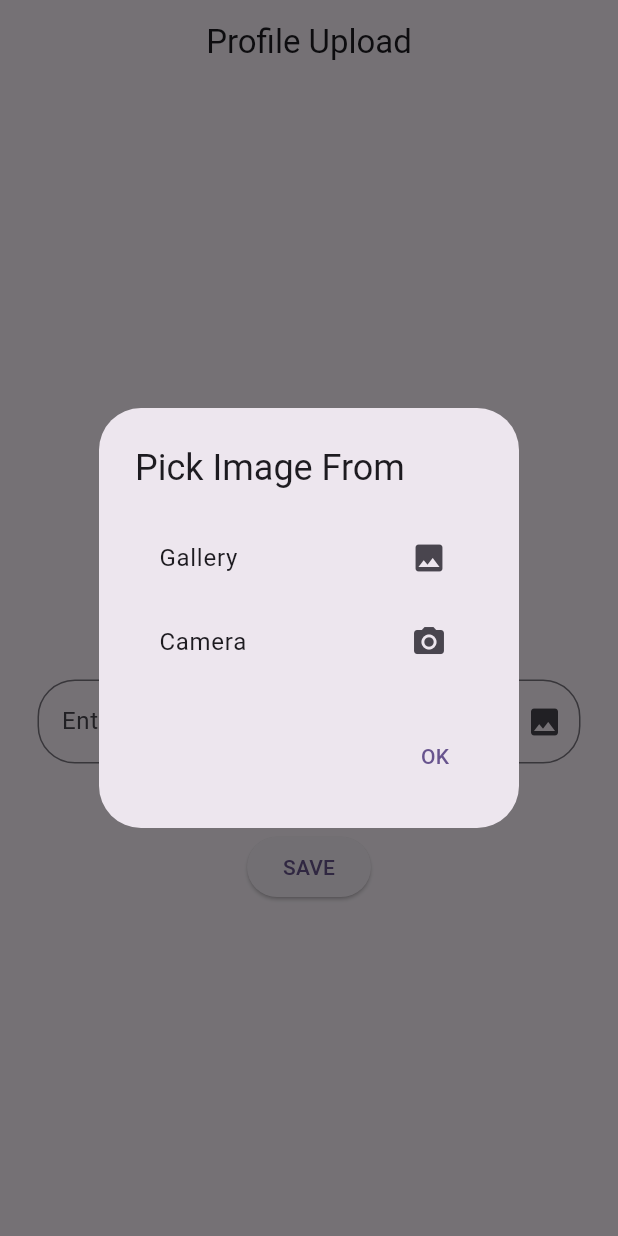
After one commit to G00DCode/smita_firebase, a Flutter app: the ProfileUpload screen opened directly, after a tap on the "person" icon, on a phone screen of 412 x 824 dp. The commit adds this screen. Run offline on Flutter 3.47's test engine with Material 3 defaults, Android fonts, the phone set to English and light mode, and no system bars; our stand-ins replace cloud_firestore, firebase_auth, firebase_core, image_picker; accounts and stored records are empty; network calls fail.

Commit message:
image_picker

```diff
--- /dev/null
+++ b/lib/Screens/profile_upload.dart
@@ -0,0 +1,109 @@
+import 'dart:io';
+import 'dart:math';
+import 'package:image_picker/image_picker.dart';
+import 'package:flutter/material.dart';
+import 'package:smita_firebase/Widgets/uihelper.dart';
+
+class ProfileUpload extends StatefulWidget {
+  const ProfileUpload({super.key});
+
+  @override
+  State<ProfileUpload> createState() => _ProfileUploadState();
+}
+
+class _ProfileUploadState extends State<ProfileUpload> {
+  TextEditingController imageController=TextEditingController();
+  File? pickedImage;
+
+  _showAlert(){
+    return showDialog(context: context, builder: (BuildContext context){
+      return AlertDialog(
+        title: Text("Pick Image From"),
+        content: Column(
+          mainAxisSize: MainAxisSize.min,
+          children: [
+          ListTile(
+            onTap:(){
+              pickImage(ImageSource.gallery);
+              Navigator.pop(context);
+            },
+            title: Text("Gallery"),
+            trailing: Icon(Icons.image),
+        ),
+          ListTile(onTap: (){
+            pickImage(ImageSource.camera);
+            Navigator.pop(context);
+          },
+            title: Text("Camera"),
+            trailing: Icon(Icons.camera_alt),
+          ),
+
+        ],),
+        actions: [
+          TextButton(onPressed: (){
+            Navigator.pop(context);
+          }, child: Text("OK"))
+        ],
+
+      );
+    });
+  }
+
+  pickImage(ImageSource imageSource)async{
+    try{
+      final photo=await ImagePicker().pickImage(source: imageSource);
+      if(photo==null) return;
+      final tempImage=File(photo.path);
+      setState(() {
+        pickedImage=tempImage;
+      });
+    }
+    catch(ex){
+      return UiHelper.CustomAlertBox("${ex.toString()}", context);
+
+
+    }
+
+  }
+
+
+
+  @override
+  Widget build(BuildContext context) {
+    return Scaffold(
+      appBar: AppBar(
+        title: Text("Profile Upload"),
+        centerTitle: true,
+      ),
+      body: Column(
+        mainAxisAlignment: MainAxisAlignment.center,
+        children: [
+          GestureDetector(
+            onTap: (){
+              _showAlert();
+
+            },
+            child: pickedImage==null?CircleAvatar(
+              child: Icon(Icons.person,size: 70,),
+              radius: 70,
+
+
+            )
+                :CircleAvatar(
+              backgroundImage: FileImage(pickedImage!),
+              radius: 70,
+
+
+            ),
+          ),
+          SizedBox(height: 20,),
+          UiHelper.CustomTextField(imageController, Icons.image, "Enter Image Name", false),
+          SizedBox(height: 30),
+          ElevatedButton(onPressed: (){
+          }, child: Text("SAVE")),
+        ],
+      ),
+
+    );
+  }
+}
--- a/pubspec.yaml
+++ b/pubspec.yaml
@@ -31,7 +31,7 @@ dependencies:
   flutter:
     sdk: flutter
   firebase_core: ^2.24.2
-
+  cloud_firestore: ^4.14.0
   # The following adds the Cupertino Icons font to your application.
   # Use with the CupertinoIcons class for iOS style icons.
   cupertino_icons: ^1.0.2
@@ -40,6 +40,8 @@ dev_dependencies:
   flutter_test:
     sdk: flutter
   firebase_auth: ^4.16.0
+  firebase_storage: ^11.6.0
+  image_picker: ^1.0.7
   # The "flutter_lints" package below contains a set of recommended lints to
   # encourage good coding practices. The lint set provided by the package is
   # activated in the `analysis_options.yaml` file located at the root of your
```
Also changed, not shown: lib/Screens/addData.dart (added, +54 -0 lines), lib/Screens/fetch_data.dart (added, +48 -0 lines), lib/Screens/otp_screen.dart (+15 -3 lines), lib/Screens/signup_screen.dart (+7 -0 lines), lib/Screens/verify_user.dart (+18 -8 lines), lib/main.dart (+9 -1 lines), pubspec.lock, 5 other files.
